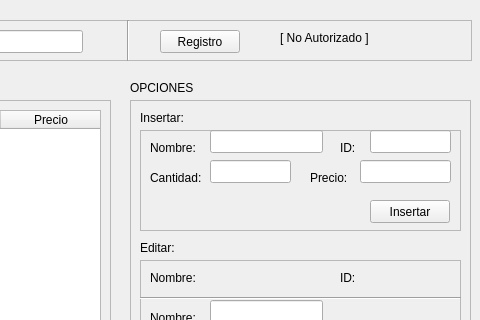
Old version of the form app/gui/user_gui.ui in the repository JorgeArguello1999/Gestor_Productos; both pictures show x 320 to 800 and y 0 to 320 of the 800 by 579 pixel window.
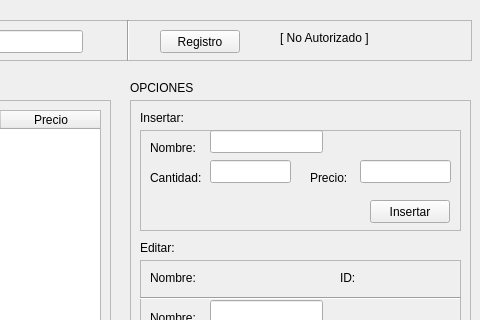
New version of the form.

Commit message:
refactor: Refactorización del modulo db y del GUI fix: Solución a los errores en la GUI feat: Autoincremento en el ID del producto
Se hacen varios cambios enla interfaz grafica, para que funcione con el
conector de MariaDB, aunque es funcional con ambos gestores de base de
datos.
- GUI: Se elimina la opción de controlar el id
- DB:  En el modulo se elimina algunas opciones del id
- GUI: Se estabiliza la aplicación
-> Preparando para lanzar version 2.1.1

Patch:
```diff
--- a/app/gui/user_gui.ui
+++ b/app/gui/user_gui.ui
@@ -304,29 +304,6 @@
        </rect>
       </property>
      </widget>
-     <widget class="QLabel" name="label_10">
-      <property name="geometry">
-       <rect>
-        <x>200</x>
-        <y>10</y>
-        <width>57</width>
-        <height>15</height>
-       </rect>
-      </property>
-      <property name="text">
-       <string>ID:</string>
-      </property>
-     </widget>
-     <widget class="QLineEdit" name="id_insertar">
-      <property name="geometry">
-       <rect>
-        <x>230</x>
-        <y>0</y>
-        <width>81</width>
-        <height>23</height>
-       </rect>
-      </property>
-     </widget>
      <widget class="QLabel" name="label_11">
       <property name="geometry">
        <rect>
```
The commit also changes 5 other files.
